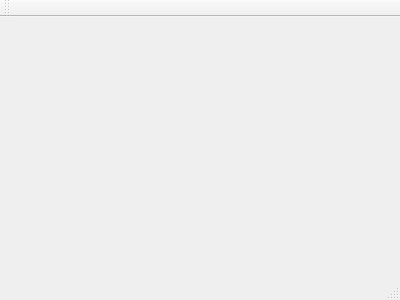
Before: the Qt Designer form mainwindow.ui in sinsg/qtreport, drawn with Qt 5.
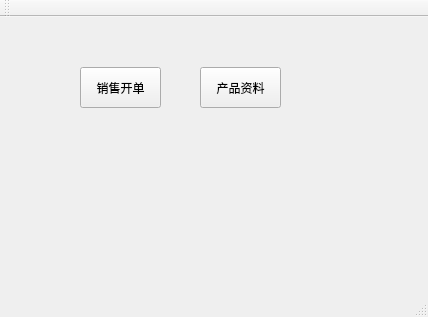
After: the same form once the commit is applied.

Patch:
```diff
--- a/mainwindow.ui
+++ b/mainwindow.ui
@@ -1,24 +1,66 @@
 <ui version="4.0">
  <class>MainWindow</class>
- <widget class="QMainWindow" name="MainWindow" >
-  <property name="geometry" >
+ <widget class="QMainWindow" name="MainWindow">
+  <property name="geometry">
    <rect>
     <x>0</x>
     <y>0</y>
-    <width>400</width>
-    <height>300</height>
+    <width>428</width>
+    <height>317</height>
    </rect>
   </property>
   <property name="windowTitle" >
    <string>MainWindow</string>
   </property>
-  <widget class="QMenuBar" name="menuBar" />
-  <widget class="QToolBar" name="mainToolBar" />
-  <widget class="QWidget" name="centralWidget" />
-  <widget class="QStatusBar" name="statusBar" />
+  <widget class="QWidget" name="centralWidget">
+   <widget class="QPushButton" name="pushButton">
+    <property name="geometry">
+     <rect>
+      <x>80</x>
+      <y>50</y>
+      <width>81</width>
+      <height>41</height>
+     </rect>
+    </property>
+    <property name="text">
+     <string>销售开单</string>
+    </property>
+   </widget>
+   <widget class="QPushButton" name="pushButton_2">
+    <property name="geometry">
+     <rect>
+      <x>200</x>
+      <y>50</y>
+      <width>81</width>
+      <height>41</height>
+     </rect>
+    </property>
+    <property name="text">
+     <string>产品资料</string>
+    </property>
+   </widget>
+  </widget>
+  <widget class="QMenuBar" name="menuBar">
+   <property name="geometry">
+    <rect>
+     <x>0</x>
+     <y>0</y>
+     <width>428</width>
+     <height>23</height>
+    </rect>
+   </property>
+  </widget>
+  <widget class="QToolBar" name="mainToolBar">
+   <attribute name="toolBarArea">
+    <enum>TopToolBarArea</enum>
+   </attribute>
+   <attribute name="toolBarBreak">
+    <bool>false</bool>
+   </attribute>
+  </widget>
+  <widget class="QStatusBar" name="statusBar"/>
  </widget>
- <layoutDefault spacing="6" margin="11" />
- <pixmapfunction></pixmapfunction>
+ <layoutdefault spacing="6" margin="11"/>
  <resources/>
  <connections/>
 </ui>
```
Left out of the diff: 3 changed lines with no effect on the pictures.
